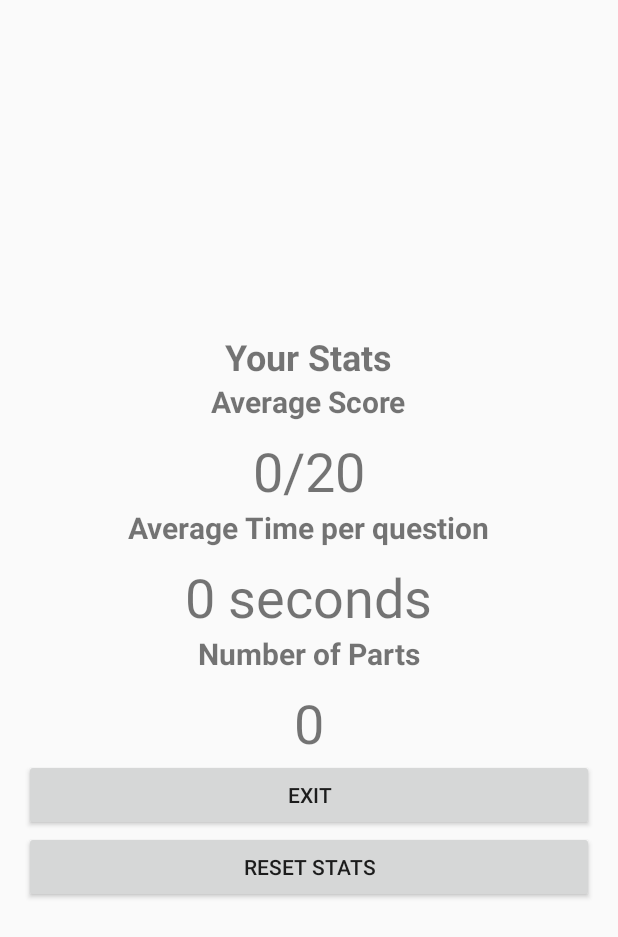
After one commit to AstralArchitect/Tables-de-Multiplication, an Android app: the layout activity_score_and_stats.xml on its own in the app's theme, with its tools: preview values and no code run, on a phone screen of 412 x 824 dp. The commit adds this screen. Shown: the top 937 px of the screen. Run offline under Robolectric (Android 15) with nearby library versions, the phone set to English and light mode, and no system bars.

Commit message:
Added score/statistics recording (V6 -> V7)

```diff
--- a/app/src/main/java/fr/matthsudio/tablesdemultiplication/ConfigurationActivity.kt
+++ b/app/src/main/java/fr/matthsudio/tablesdemultiplication/ConfigurationActivity.kt
@@ -55,4 +55,10 @@ class ConfigurationActivity: AppCompatActivity() {
         finish()
         startActivity(intent)
     }
+
+    fun onScoreButtonClick(view: View) {
+        val intent = Intent(this, ScoreAndStats::class.java)
+        finish()
+        startActivity(intent)
+    }
 }
--- /dev/null
+++ b/app/src/main/res/layout/activity_score_and_stats.xml
@@ -0,0 +1,82 @@
+<?xml version="1.0" encoding="utf-8"?>
+<LinearLayout xmlns:android="http://schemas.android.com/apk/res/android"
+android:layout_width="match_parent"
+android:layout_height="match_parent"
+android:gravity="center"
+android:orientation="vertical"
+android:padding="16dp">
+
+    <TextView
+        android:id="@+id/bestScoreLabel"
+        android:layout_width="wrap_content"
+        android:layout_height="wrap_content"
+        android:text="Your Stats"
+        android:textSize="24sp"
+        android:textStyle="bold" />
+
+    <TextView
+        android:id="@+id/averageScoreLabel"
+        android:layout_width="wrap_content"
+        android:layout_height="wrap_content"
+        android:text="Average Score"
+        android:textSize="20sp"
+        android:textStyle="bold" />
+
+    <TextView
+        android:id="@+id/averageScoreValue"
+        android:layout_width="wrap_content"
+        android:layout_height="wrap_content"
+        android:layout_marginTop="8dp"
+        android:text="0/20"
+        android:textSize="36sp" />
+
+    <TextView
+        android:id="@+id/averageTimeLabel"
+        android:layout_width="wrap_content"
+        android:layout_height="wrap_content"
+        android:text="Average Time per question"
+        android:textSize="20sp"
+        android:textStyle="bold" />
+
+    <TextView
+        android:id="@+id/averageTimeValue"
+        android:layout_width="wrap_content"
+        android:layout_height="wrap_content"
+        android:layout_marginTop="8dp"
+        android:text="0 seconds"
+        android:textSize="36sp" />
+
+    <TextView
+        android:id="@+id/numberOfPartsLabel"
+        android:layout_width="wrap_content"
+        android:layout_height="wrap_content"
+        android:text="Number of Parts"
+        android:textSize="20sp"
+        android:textStyle="bold" />
+
+    <TextView
+        android:id="@+id/numberOfPartsValue"
+        android:layout_width="wrap_content"
+        android:layout_height="wrap_content"
+        android:layout_marginTop="8dp"
+        android:text="0"
+        android:textSize="36sp" />
+
+    <Button
+        android:id="@+id/exitButton"
+        android:layout_width="match_parent"
+        android:layout_height="wrap_content"
+        android:rotationX="0"
+        android:text="exit"
+        android:onClick="onExiButtonClicked"
+        />
+
+    <Button
+        android:id="@+id/resetButton"
+        android:layout_width="match_parent"
+        android:layout_height="wrap_content"
+        android:text="reset stats"
+        android:onClick="onResetButtonClicked"
+        />
+
+</LinearLayout>
--- /dev/null
+++ b/app/src/main/res/values-land/dimens.xml
@@ -0,0 +1,5 @@
+<resources>
+    <dimen name="activity_horizontal_margin">48dp</dimen>
+    <dimen name="fab_margin">48dp</dimen>
+    <dimen name="container_horizontal_margin">48dp</dimen>
+</resources>
--- /dev/null
+++ b/app/src/main/res/values-w1240dp/dimens.xml
@@ -0,0 +1,3 @@
+<resources>
+    <dimen name="activity_horizontal_margin">200dp</dimen>
+</resources>
--- /dev/null
+++ b/app/src/main/res/values-w600dp/dimens.xml
@@ -0,0 +1,5 @@
+<resources>
+    <dimen name="activity_horizontal_margin">48dp</dimen>
+    <dimen name="fab_margin">48dp</dimen>
+    <dimen name="container_horizontal_margin">48dp</dimen>
+</resources>
--- a/build.gradle.kts
+++ b/build.gradle.kts
@@ -2,4 +2,5 @@
 plugins {
     id("com.android.application") version "8.7.3" apply false
     id("org.jetbrains.kotlin.android") version "1.9.0" apply false
+    id("org.jetbrains.kotlin.plugin.compose") version "2.0.0" apply false
 }
```
Also changed, not shown: app/build.gradle.kts (+17 -4 lines), app/src/main/AndroidManifest.xml (+9 -9 lines), app/src/main/java/fr/matthsudio/tablesdemultiplication/AppStart.kt (+116 -0 lines), app/src/main/java/fr/matthsudio/tablesdemultiplication/MainActivity.kt (+8 -0 lines), app/src/main/java/fr/matthsudio/tablesdemultiplication/ScoreAndStats.kt (added, +70 -0 lines), app/src/main/res/layout/activity_config.xml (+20 -9 lines), app/src/main/res/values/dimens.xml (added, +11 -0 lines), app/src/main/res/values/strings.xml (+13 -0 lines), app/src/main/res/values/themes.xml (+11 -0 lines).
